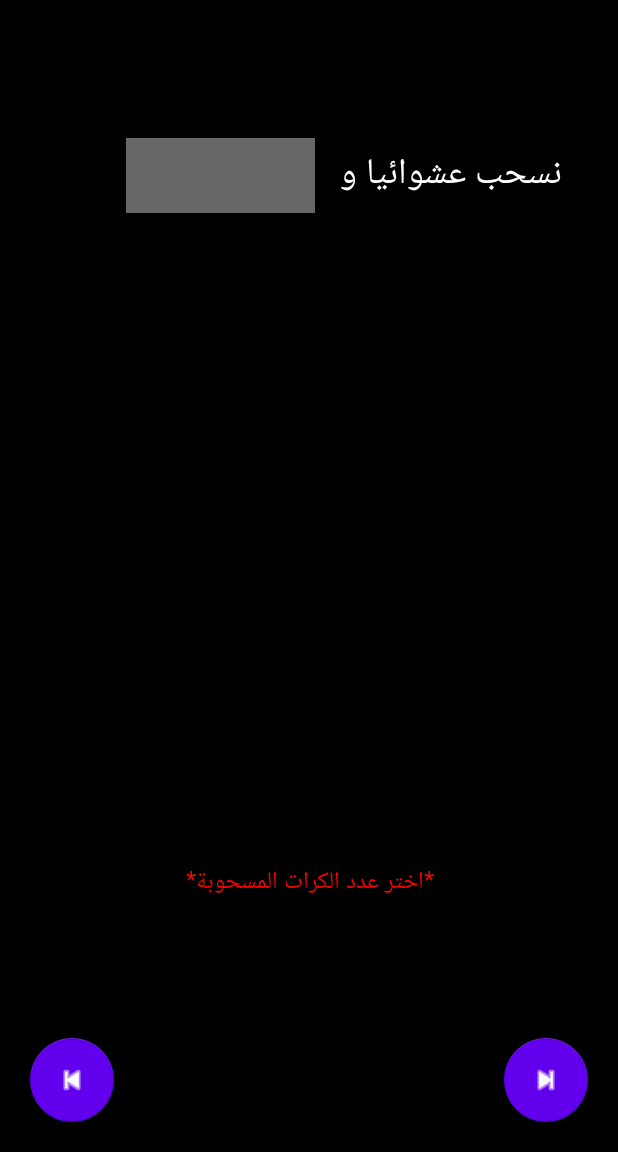
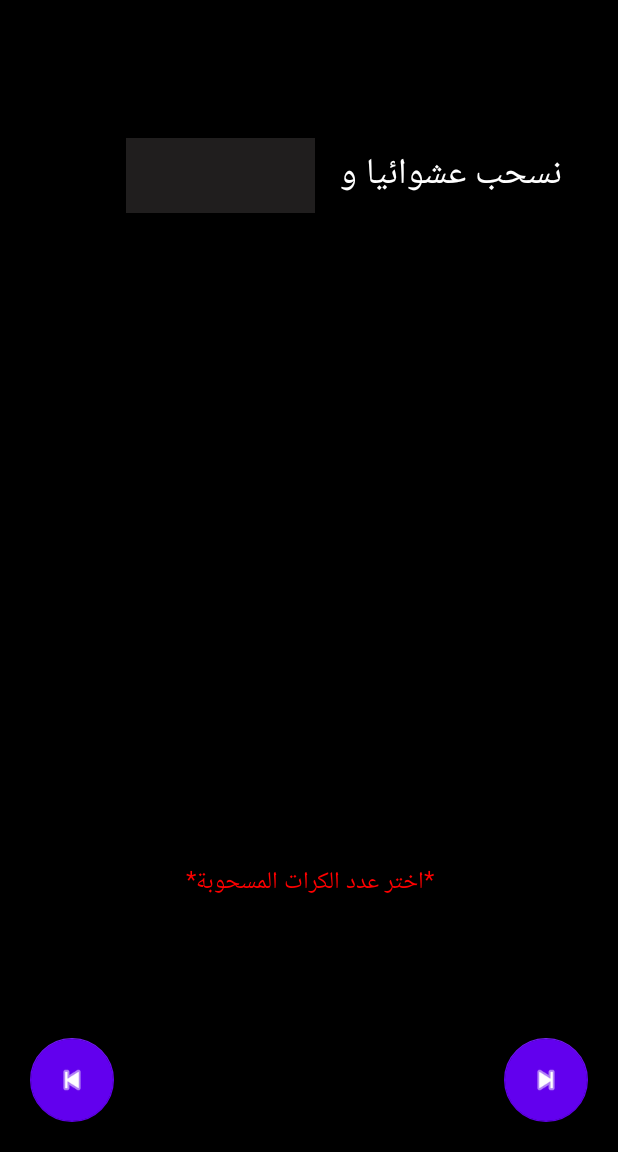
Before and after one commit to kheirouBMT/Probabilis, an Android app: the type screen opened directly, with no data from a screen before it, on a phone screen of 412 x 824 dp, the part 84-1236 px from its top. Run offline under Robolectric (Android 15) with nearby library versions, the phone set to English and light mode, and no system bars.

Commit message:
prblm fixed

```diff
--- a/app/src/main/res/layout/activity_type.xml
+++ b/app/src/main/res/layout/activity_type.xml
@@ -5,6 +5,7 @@
     android:layout_width="match_parent"
     android:layout_height="match_parent"
     android:background="@color/black"
+    app:circularflow_radiusInDP="10dp"
     tools:context=".type">
 
     <TextView
@@ -60,10 +61,14 @@
         android:id="@+id/selector"
         android:layout_width="126dp"
         android:layout_height="50dp"
-        android:background="#80CDCDCD"
+        android:background="#80403D3D"
         android:cursorVisible="true"
         android:onClick="showPOP"
-        android:textColor="#000000"
+        android:paddingVertical="7dp"
+        android:text=" "
+        android:textAlignment="center"
+        android:textColor="#FFFFFF"
+        android:textSize="24sp"
         app:layout_constraintEnd_toStartOf="@+id/textView"
         app:layout_constraintHorizontal_bias="1.0"
         app:layout_constraintStart_toStartOf="parent"
```
Also changed, not shown: app/src/main/java/com/example/probabilis/type.java (+14 -1 lines).
